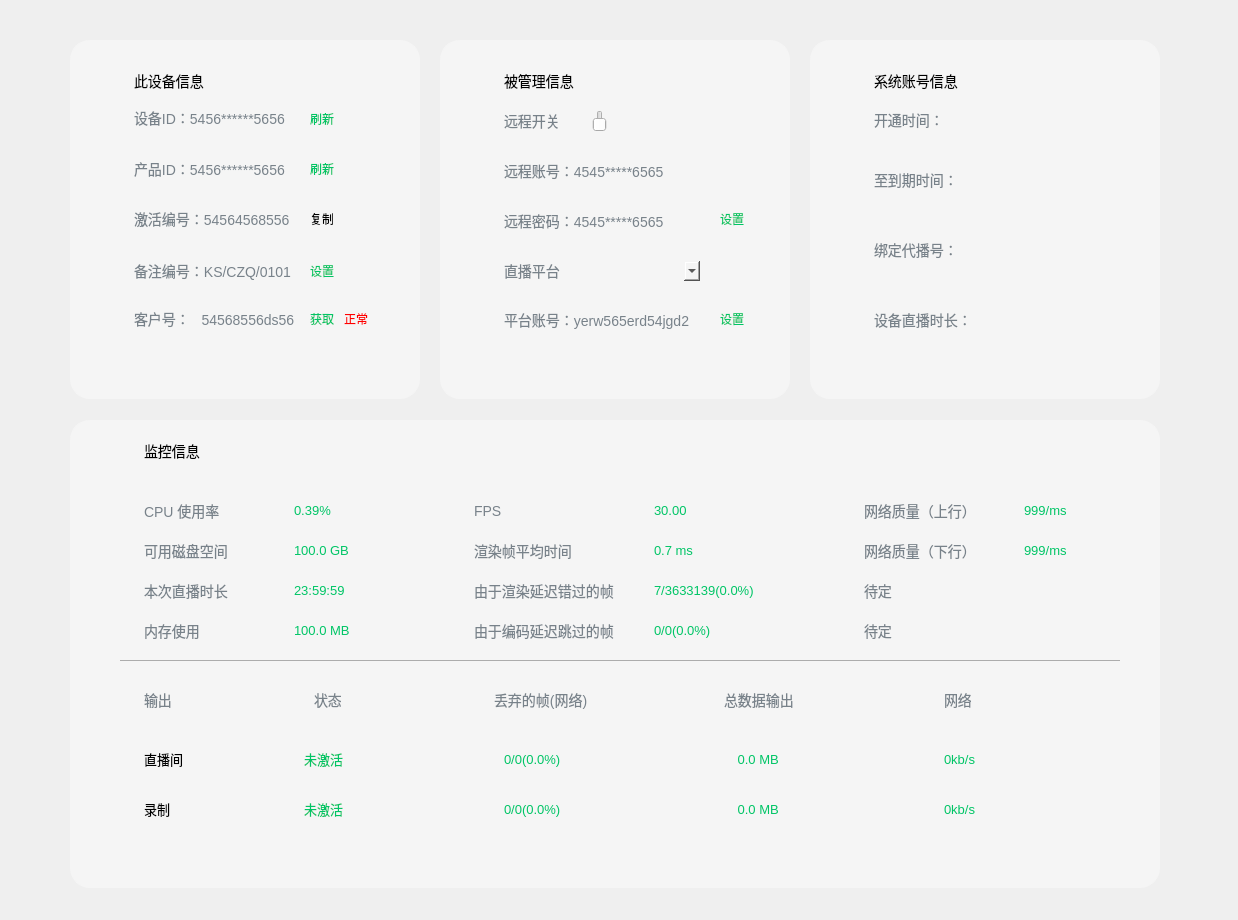
Before: the Qt Designer form UI/gbs/bizWidgets/GBSBizDeviceInfo.ui in huangjingpei/myobs, drawn with Qt 5.
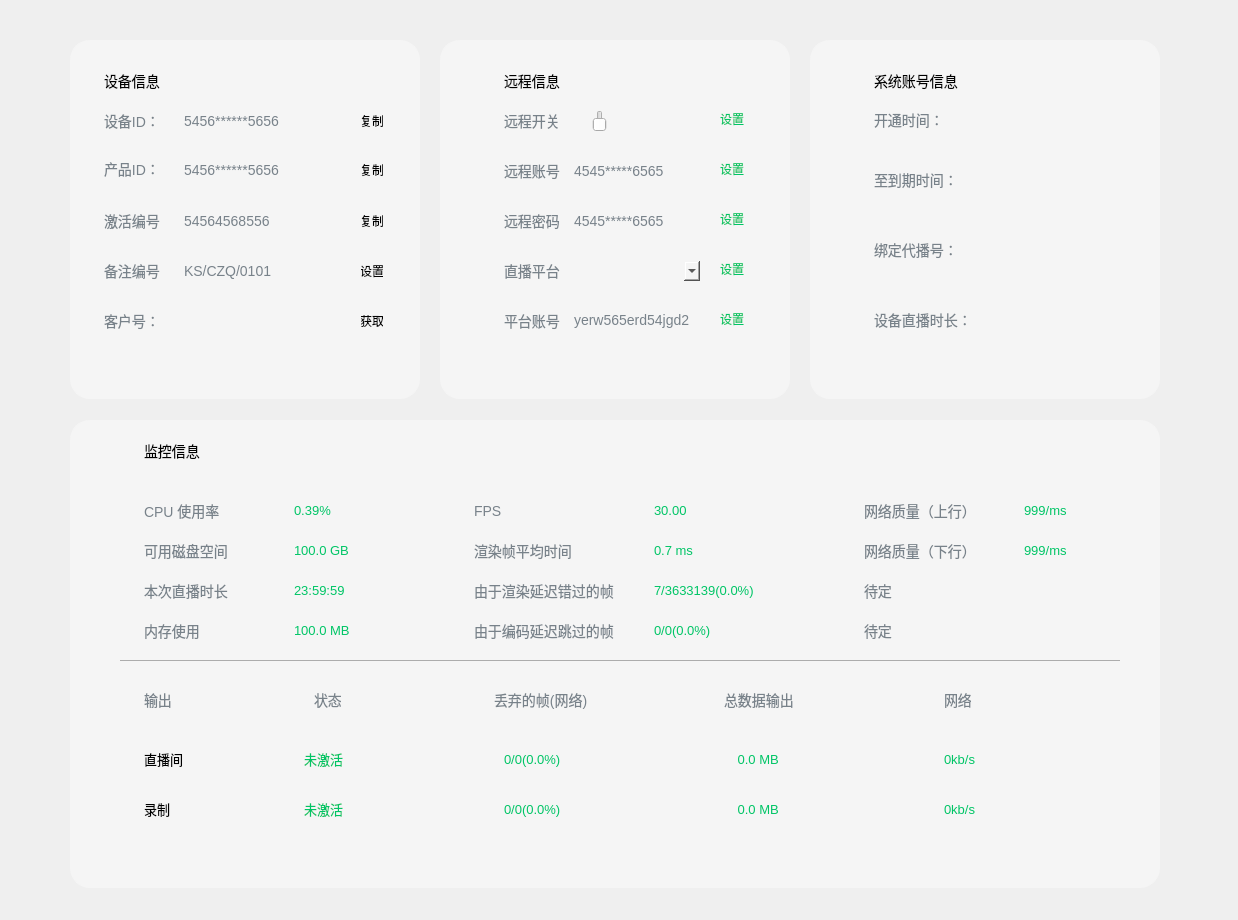
After: the same form once the commit is applied. Custom widgets are drawn as their Qt base class.

```diff
--- a/UI/gbs/bizWidgets/GBSBizDeviceInfo.ui
+++ b/UI/gbs/bizWidgets/GBSBizDeviceInfo.ui
@@ -30,7 +30,7 @@
    <widget class="QLabel" name="label_39">
     <property name="geometry">
      <rect>
-      <x>60</x>
+      <x>30</x>
       <y>30</y>
       <width>80</width>
       <height>22</height>
@@ -41,15 +41,15 @@
 font-size: 14px;</string>
     </property>
     <property name="text">
-     <string>此设备信息</string>
+     <string>设备信息</string>
     </property>
    </widget>
    <widget class="QLabel" name="lblDevInfo01">
     <property name="geometry">
      <rect>
-      <x>60</x>
-      <y>67</y>
-      <width>165</width>
+      <x>110</x>
+      <y>70</y>
+      <width>161</width>
       <height>22</height>
      </rect>
     </property>
@@ -58,15 +58,15 @@
 font-size: 14px;</string>
     </property>
     <property name="text">
-     <string>设备ID：5456******5656</string>
+     <string>5456******5656</string>
     </property>
    </widget>
    <widget class="QLabel" name="lblDevInfo02">
     <property name="geometry">
      <rect>
-      <x>60</x>
-      <y>118</y>
-      <width>165</width>
+      <x>110</x>
+      <y>119</y>
+      <width>161</width>
       <height>22</height>
      </rect>
     </property>
@@ -75,15 +75,15 @@
 font-size: 14px;</string>
     </property>
     <property name="text">
-     <string>产品ID：5456******5656</string>
+     <string>5456******5656</string>
     </property>
    </widget>
    <widget class="QLabel" name="lblDevInfo03">
     <property name="geometry">
      <rect>
-      <x>60</x>
-      <y>168</y>
-      <width>165</width>
+      <x>110</x>
+      <y>170</y>
+      <width>161</width>
       <height>22</height>
      </rect>
     </property>
@@ -92,15 +92,15 @@
 font-size: 14px;</string>
     </property>
     <property name="text">
-     <string>激活编号：54564568556</string>
+     <string>54564568556</string>
     </property>
    </widget>
    <widget class="QLabel" name="lblDevInfo04">
     <property name="geometry">
      <rect>
-      <x>60</x>
+      <x>110</x>
       <y>220</y>
-      <width>165</width>
+      <width>161</width>
       <height>22</height>
      </rect>
     </property>
@@ -109,15 +109,15 @@
 font-size: 14px;</string>
     </property>
     <property name="text">
-     <string>备注编号：KS/CZQ/0101</string>
+     <string>KS/CZQ/0101</string>
     </property>
    </widget>
    <widget class="QLabel" name="lblDevInfo05">
     <property name="geometry">
      <rect>
-      <x>60</x>
-      <y>268</y>
-      <width>165</width>
+      <x>110</x>
+      <y>270</y>
+      <width>161</width>
       <height>22</height>
      </rect>
     </property>
@@ -126,48 +126,60 @@
 font-size: 14px;</string>
     </property>
     <property name="text">
-     <string>客户号：   54568556ds56</string>
+     <string/>
     </property>
    </widget>
    <widget class="QPushButton" name="btnDevInfo01">
     <property name="geometry">
      <rect>
-      <x>240</x>
-      <y>70</y>
+      <x>290</x>
+      <y>72</y>
       <width>24</width>
       <height>17</height>
      </rect>
     </property>
     <property name="styleSheet">
      <string notr="true">border: none;
-color: #00C566;</string>
+color: #00C566;
+pressed {
+   padding-left: 3px;
+   padding-top: 3px;
+   background-repeat: no-repeat;
+   background-position: center;
+}</string>
     </property>
     <property name="text">
-     <string>刷新</string>
+     <string>复制</string>
     </property>
    </widget>
    <widget class="QPushButton" name="btnDevInfo02">
     <property name="geometry">
      <rect>
-      <x>240</x>
-      <y>120</y>
+      <x>290</x>
+      <y>121</y>
       <width>24</width>
       <height>17</height>
      </rect>
     </property>
     <property name="styleSheet">
      <string notr="true">border: none;
-color: #00C566;</string>
+color: #00C566;
+pressed {
+   padding-left: 3px;
+   padding-top: 3px;
+   background-repeat: no-repeat;
+   background-position: center;
+}</string>
     </property>
     <property name="text">
-     <string>刷新</string>
+     <string>复制</string>
     </property>
    </widget>
    <widget class="QPushButton" name="btnDevInfo03">
     <property name="geometry">
      <rect>
-      <x>240</x>
-      <y>170</y>
+      <x>290</x>
+      <y>172</y>
       <width>24</width>
       <height>17</height>
      </rect>
@@ -189,7 +201,7 @@
    <widget class="QPushButton" name="btnDevInfo04">
     <property name="geometry">
      <rect>
-      <x>240</x>
+      <x>290</x>
       <y>222</y>
       <width>24</width>
       <height>17</height>
@@ -197,7 +209,13 @@
     </property>
     <property name="styleSheet">
      <string notr="true">border: none;
-color: #00C566;</string>
+color: #00C566;
+pressed {
+   padding-left: 3px;
+   padding-top: 3px;
+   background-repeat: no-repeat;
+   background-position: center;
+}</string>
     </property>
     <property name="text">
      <string>设置</string>
@@ -206,15 +224,21 @@
    <widget class="QPushButton" name="btnDevInfo05">
     <property name="geometry">
      <rect>
-      <x>240</x>
-      <y>270</y>
+      <x>290</x>
+      <y>272</y>
       <width>24</width>
       <height>17</height>
      </rect>
     </property>
     <property name="styleSheet">
      <string notr="true">border: none;
-color: #00C566;</string>
+color: #00C566;
+pressed {
+   padding-left: 3px;
+   padding-top: 3px;
+   background-repeat: no-repeat;
+   background-position: center;
+}</string>
     </property>
     <property name="text">
      <string>获取</string>
@@ -223,17 +247,86 @@
    <widget class="QLabel" name="lblDevInfo06">
     <property name="geometry">
      <rect>
-      <x>270</x>
+      <x>30</x>
+      <y>70</y>
+      <width>71</width>
+      <height>22</height>
+     </rect>
+    </property>
+    <property name="styleSheet">
+     <string notr="true">color: #78828A;
+font-size: 14px;</string>
+    </property>
+    <property name="text">
+     <string>设备ID：</string>
+    </property>
+   </widget>
+   <widget class="QLabel" name="label_54">
+    <property name="geometry">
+     <rect>
+      <x>30</x>
+      <y>118</y>
+      <width>71</width>
+      <height>22</height>
+     </rect>
+    </property>
+    <property name="styleSheet">
+     <string notr="true">color: #78828A;
+font-size: 14px;</string>
+    </property>
+    <property name="text">
+     <string>产品ID：</string>
+    </property>
+   </widget>
+   <widget class="QLabel" name="label_55">
+    <property name="geometry">
+     <rect>
+      <x>30</x>
+      <y>170</y>
+      <width>66</width>
+      <height>22</height>
+     </rect>
+    </property>
+    <property name="styleSheet">
+     <string notr="true">color: #78828A;
+font-size: 14px;</string>
+    </property>
+    <property name="text">
+     <string>激活编号：</string>
+    </property>
+   </widget>
+   <widget class="QLabel" name="label_56">
+    <property name="geometry">
+     <rect>
+      <x>30</x>
+      <y>220</y>
+      <width>66</width>
+      <height>22</height>
+     </rect>
+    </property>
+    <property name="styleSheet">
+     <string notr="true">color: #78828A;
+font-size: 14px;</string>
+    </property>
+    <property name="text">
+     <string>备注编号：</string>
+    </property>
+   </widget>
+   <widget class="QLabel" name="label_57">
+    <property name="geometry">
+     <rect>
+      <x>30</x>
       <y>270</y>
-      <width>61</width>
-      <height>17</height>
+      <width>66</width>
+      <height>22</height>
      </rect>
     </property>
     <property name="styleSheet">
-     <string notr="true">color:#FF0000;</string>
+     <string notr="true">color: #78828A;
+font-size: 14px;</string>
     </property>
     <property name="text">
-     <string>正常</string>
+     <string>客户号：</string>
     </property>
    </widget>
   </widget>
@@ -265,7 +358,7 @@
 font-size: 14px;</string>
     </property>
     <property name="text">
-     <string>被管理信息</string>
+     <string>远程信息</string>
     </property>
    </widget>
    <widget class="QLabel" name="label_47">
@@ -301,9 +394,9 @@
    <widget class="QLabel" name="lblMngred01">
     <property name="geometry">
      <rect>
-      <x>60</x>
+      <x>130</x>
       <y>120</y>
-      <width>165</width>
+      <width>141</width>
       <height>22</height>
      </rect>
     </property>
@@ -312,15 +405,15 @@
 font-size: 14px;</string>
     </property>
     <property name="text">
-     <string>远程账号：4545*****6565</string>
+     <string>4545*****6565</string>
     </property>
    </widget>
    <widget class="QLabel" name="lblMngred02">
     <property name="geometry">
      <rect>
-      <x>60</x>
+      <x>130</x>
       <y>170</y>
-      <width>165</width>
+      <width>141</width>
       <height>22</height>
      </rect>
     </property>
@@ -329,15 +422,15 @@
 font-size: 14px;</string>
     </property>
     <property name="text">
-     <string>远程密码：4545*****6565</string>
+     <string>4545*****6565</string>
     </property>
    </widget>
    <widget class="QLabel" name="lblMngred03">
     <property name="geometry">
      <rect>
-      <x>60</x>
+      <x>130</x>
       <y>269</y>
-      <width>200</width>
+      <width>141</width>
       <height>22</height>
      </rect>
     </property>
@@ -346,7 +439,7 @@
 font-size: 14px;</string>
     </property>
     <property name="text">
-     <string>平台账号：yerw565erd54jgd2</string>
+     <string>yerw565erd54jgd2</string>
     </property>
    </widget>
    <widget class="QPushButton" name="btnMngredInfo02">
@@ -403,13 +496,115 @@
    <widget class="QComboBox" name="comboBox">
     <property name="geometry">
      <rect>
-      <x>140</x>
+      <x>130</x>
       <y>220</y>
-      <width>121</width>
+      <width>131</width>
       <height>22</height>
      </rect>
     </property>
    </widget>
+   <widget class="QLabel" name="label_48">
+    <property name="geometry">
+     <rect>
+      <x>60</x>
+      <y>120</y>
+      <width>66</width>
+      <height>22</height>
+     </rect>
+    </property>
+    <property name="styleSheet">
+     <string notr="true">color: #78828A;
+font-size: 14px;</string>
+    </property>
+    <property name="text">
+     <string>远程账号：</string>
+    </property>
+   </widget>
+   <widget class="QLabel" name="label_49">
+    <property name="geometry">
+     <rect>
+      <x>60</x>
+      <y>170</y>
+      <width>66</width>
+      <height>22</height>
+     </rect>
+    </property>
+    <property name="styleSheet">
+     <string notr="true">color: #78828A;
+font-size: 14px;</string>
+    </property>
+    <property name="text">
+     <string>远程密码：</string>
+    </property>
+   </widget>
+   <widget class="QLabel" name="label_50">
+    <property name="geometry">
+     <rect>
+      <x>60</x>
+      <y>270</y>
+      <width>66</width>
+      <height>22</height>
+     </rect>
+    </property>
+    <property name="styleSheet">
+     <string notr="true">color: #78828A;
+font-size: 14px;</string>
+    </property>
+    <property name="text">
+     <string>平台账号：</string>
+    </property>
+   </widget>
+   <widget class="QPushButton" name="btnRmoteAccount">
+    <property name="geometry">
+     <rect>
+      <x>280</x>
+      <y>120</y>
+      <width>24</width>
+      <height>17</height>
+     </rect>
+    </property>
+    <property name="styleSheet">
+     <string notr="true">border: none;
+color: #00C566;</string>
+    </property>
+    <property name="text">
+     <string>设置</string>
+    </property>
+   </widget>
+   <widget class="QPushButton" name="btnRmoteSwitch">
+    <property name="geometry">
+     <rect>
+      <x>280</x>
+      <y>70</y>
+      <width>24</width>
+      <height>17</height>
+     </rect>
+    </property>
+    <property name="styleSheet">
+     <string notr="true">border: none;
+color: #00C566;</string>
+    </property>
+    <property name="text">
+     <string>设置</string>
+    </property>
+   </widget>
+   <widget class="QPushButton" name="btnLivePlat">
+    <property name="geometry">
+     <rect>
+      <x>280</x>
+      <y>220</y>
+      <width>24</width>
+      <height>17</height>
+     </rect>
+    </property>
+    <property name="styleSheet">
+     <string notr="true">border: none;
+color: #00C566;</string>
+    </property>
+    <property name="text">
+     <string>设置</string>
+    </property>
+   </widget>
   </widget>
   <widget class="QWidget" name="wdgRunningInfo" native="true">
    <property name="geometry">
```
Left out of the diff: 6 changed lines with no effect on the pictures.
